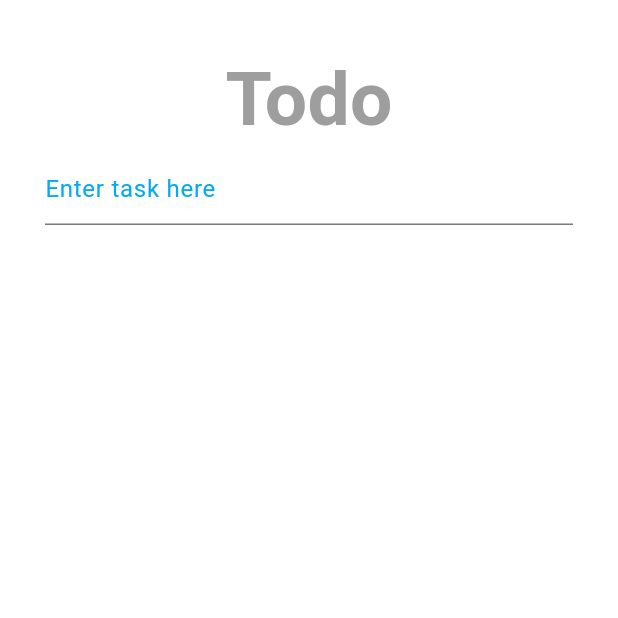
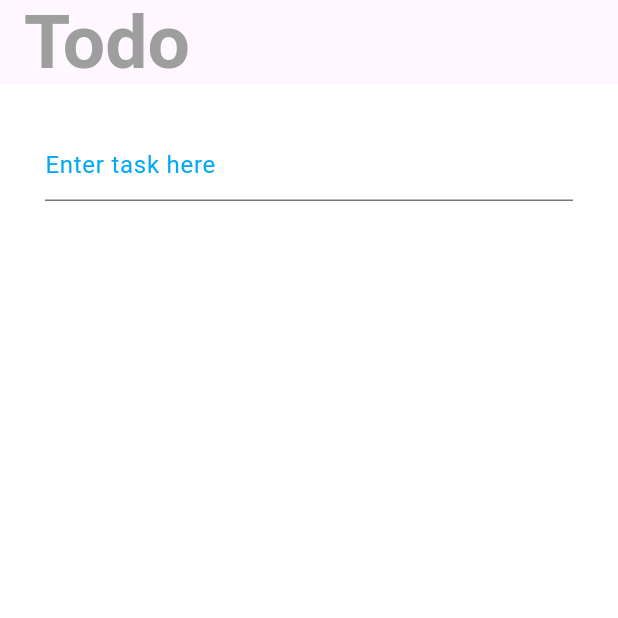
Before and after one commit to hzdelgado/flutter-bloc-sqlite, a Flutter app: the screen it shows after launch, on a phone screen of 412 x 824 dp, the top half of it. Run offline on Flutter 3.47's test engine with Material 2 defaults, Android fonts, the phone set to English and light mode, and no system bars; our stand-ins replace bloc, flutter_bloc, fluttertoast, freezed_annotation, sqflite, sqflite_common_ffi; accounts and stored records are empty; generated files the repository leaves out were written again.

Commit message:
dismissible feature added to todo list item
- update todo method fixed

```diff
--- a/lib/domain/bloc/todo_bloc.dart
+++ b/lib/domain/bloc/todo_bloc.dart
@@ -41,7 +41,10 @@ class TodoBloc extends Bloc<TodoEvent, TodoState> {
     await _repository.updateTodo(event.todo);
     final state = this.state;
     if (state is TodoPageLoaded) {
-      emit(TodoPageLoaded(todos: List.from(state.todos)..add(event.todo)));
+      List<Todo> todos = state.todos.map((todo) {
+        return todo.id == event.todo.id ? event.todo : todo;
+      }).toList();
+      emit(TodoPageLoaded(todos: List.from(todos)));
     }
   }
 
--- a/lib/ui/todo_list_screen.dart
+++ b/lib/ui/todo_list_screen.dart
@@ -35,10 +35,22 @@ class _TodoListScreenState extends State<TodoListScreen> {
     _todoBloc.add(UpdateTodo(todo: todo));
   }
 
+   void _onTodoItemDeleted(Todo todo,) {
+    _todoBloc.add(DeleteTodo(todo: todo));
+  }
+
   @override
   Widget build(BuildContext context) {
     return Scaffold(
         backgroundColor: Colors.white,
+        appBar: AppBar(title: const Text(
+                      "Todo",
+                      textAlign: TextAlign.start,
+                      style: TextStyle(
+                          fontSize: 50,
+                          color: Colors.grey,
+                          fontWeight: FontWeight.bold),
+                    ),),
         body: BlocConsumer<TodoBloc, TodoState>(
           builder: (context, state) {
             if (state is TodoPageLoading) {
@@ -49,7 +61,7 @@ class _TodoListScreenState extends State<TodoListScreen> {
               }
             } else if (state is TodoError) {
               Fluttertoast.showToast(
-                  msg: state.message!,
+                  msg: state.message ?? 'error',
                   toastLength: Toast.LENGTH_SHORT,
                   gravity: ToastGravity.CENTER,
                   timeInSecForIosWeb: 1,
@@ -57,24 +69,17 @@ class _TodoListScreenState extends State<TodoListScreen> {
                   textColor: Colors.white,
                   fontSize: 16.0);
             }
-            return  Padding(
-                padding: const EdgeInsets.all(30),
-                child: Column(
+            return  Column(
                   children: [
-                    const Text(
-                      "Todo",
-                      style: TextStyle(
-                          fontSize: 50,
-                          color: Colors.grey,
-                          fontWeight: FontWeight.bold),
-                    ),
+
                     TodoInputField(_onTodoItemAdded),
                     SizedBox(
+                      width: MediaQuery.sizeOf(context).width,
                       height: MediaQuery.sizeOf(context).height /2,
-                      child: TodoListView(_todoList, _onTodoItemChanged),
+                      child: TodoListView(_todoList, _onTodoItemChanged, _onTodoItemDeleted),
                     )
                   ],
-                ));
+                );
           },
           listener: (context, state) {
             //Here, you can permorn action like show toast, snackbar & dialog on the basis of state
--- a/lib/ui/widgets/todo_input_field.dart
+++ b/lib/ui/widgets/todo_input_field.dart
@@ -7,7 +7,9 @@ class TodoInputField extends StatelessWidget {
 
   @override
   Widget build(BuildContext context) {
-    return TextField(
+    return Padding(
+      padding: const EdgeInsets.all(30),
+      child: TextField(
       onSubmitted: (value) {
         var todo = Todo(title: value);
         onItemAdded(todo);
@@ -17,6 +19,6 @@ class TodoInputField extends StatelessWidget {
           hintStyle: TextStyle(
             color: Colors.lightBlue,
           )),
-    );
+    ));
   }
 }
--- a/lib/ui/widgets/todo_list_view.dart
+++ b/lib/ui/widgets/todo_list_view.dart
@@ -5,15 +5,22 @@ import 'package:flutter_bloc_sqlite/ui/widgets/todo_item.dart';
 class TodoListView extends StatelessWidget {
   final List<Todo> todos;
   final Function valueChanged;
-  const TodoListView(this.todos, this.valueChanged, {super.key});
+  final Function valueDeleted;
+  const TodoListView(this.todos, this.valueChanged, this.valueDeleted, {super.key});
 
   @override
   Widget build(BuildContext context) {
     return ListView.builder(
-        itemCount: todos.length, itemBuilder: (ctx, index) {
+        shrinkWrap: true,
+        physics: const ScrollPhysics(),
+        itemCount: todos.length,
+        itemBuilder: (ctx, index) {
           return TodoItem(todos[index], (value) {
-            var todo = todos[index].done = value? 1: 0;
+            var todo = todos[index].copyWith(done: value? 1: 0);
             valueChanged(todo, index);
+          }, (direction) {
+            var todo = todos[index];
+            valueDeleted(todo);
           });
         });
   }
```
Also changed, not shown: lib/ui/widgets/todo_item.dart (+20 -8 lines).
